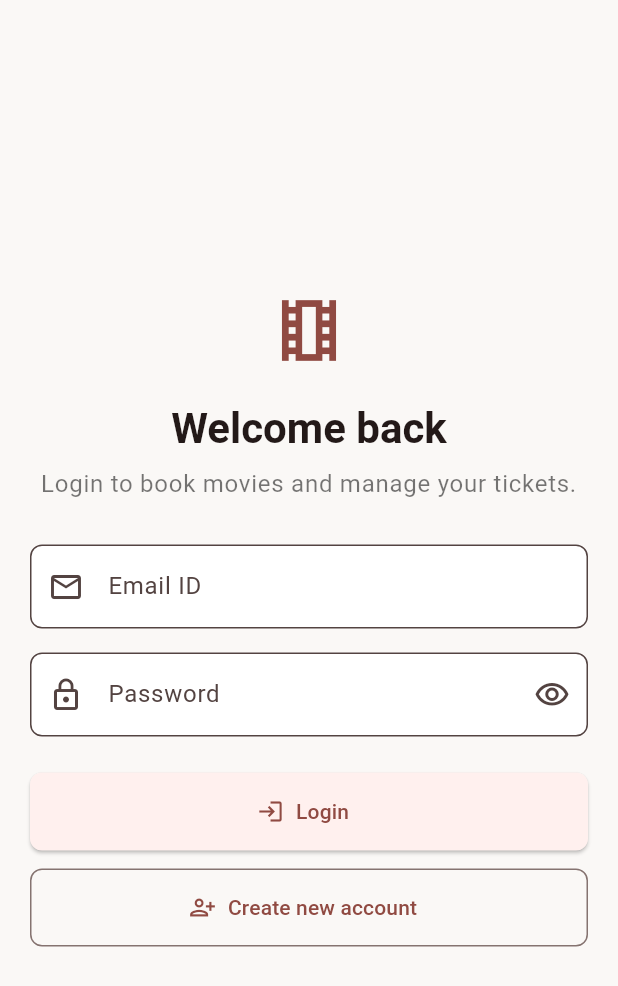
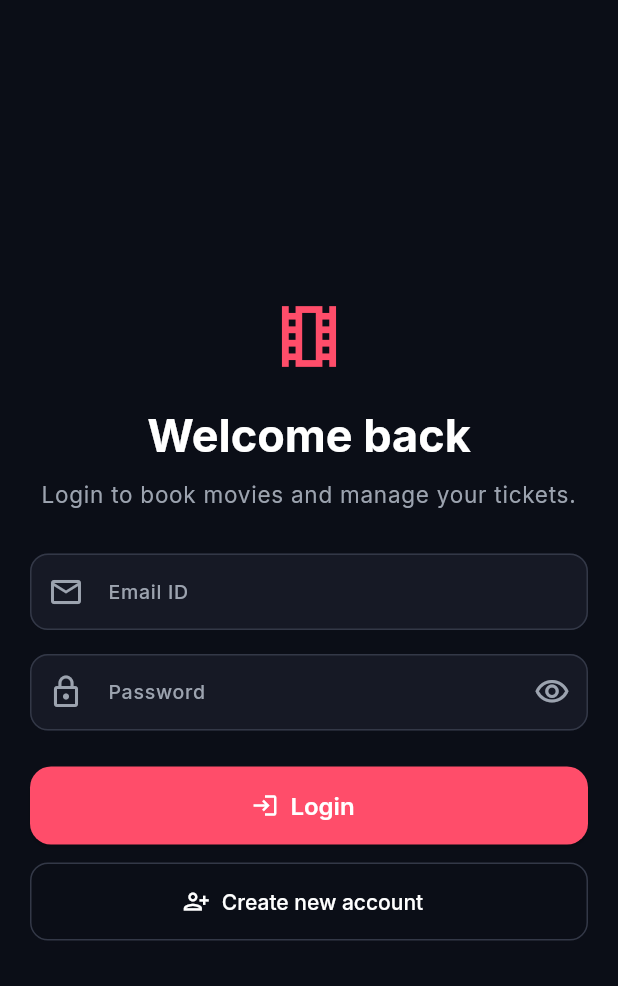
Before and after one commit to Varshanath/Smart-Movie-Booking-app, a Flutter app: the screen it shows after launch, on a phone screen of 412 x 824 dp. Shown: the top 986 px of the screen. Run offline on Flutter 3.47's test engine with Material 3 defaults, Android fonts, the phone set to English and light mode, and no system bars; our stand-ins replace google_fonts.

Commit message:
theme changed using figma template

```diff
--- a/frontend/flutter_app/lib/app/smart_movie_booking_app.dart
+++ b/frontend/flutter_app/lib/app/smart_movie_booking_app.dart
@@ -15,7 +15,7 @@ class SmartMovieBookingApp extends StatelessWidget {
     return MaterialApp(
       title: 'Smart Movie Booking',
       debugShowCheckedModeBanner: false,
-      theme: AppTheme.light,
+      theme: AppTheme.dark,
       initialRoute: AppRoutes.login,
       routes: {
         AppRoutes.login: (_) => const LoginPage(),
--- a/frontend/flutter_app/lib/shared/theme/app_theme.dart
+++ b/frontend/flutter_app/lib/shared/theme/app_theme.dart
@@ -1,36 +1,136 @@
 import 'package:flutter/material.dart';
+import 'package:google_fonts/google_fonts.dart';
 
 class AppTheme {
-  static ThemeData get light {
-    const seedColor = Color(0xFFB3261E);
+  static const background = Color(0xFF0B0E17);
+  static const surface = Color(0xFF161925);
+  static const border = Color(0xFF333847);
+  static const primary = Color(0xFFFF4D6A);
+  static const secondary = Color(0xFFFFC145);
+  static const success = Color(0xFF4ADE80);
+  static const mutedText = Color(0xFF9CA3AF);
+
+  static ThemeData get dark {
+    const colorScheme = ColorScheme.dark(
+      primary: primary,
+      onPrimary: Colors.white,
+      secondary: secondary,
+      onSecondary: Colors.black,
+      surface: surface,
+      onSurface: Colors.white,
+      onSurfaceVariant: mutedText,
+      outline: border,
+      error: Color(0xFFEF4444),
+      onError: Colors.white,
+    );
+
+    final textTheme = GoogleFonts.interTextTheme(ThemeData.dark().textTheme)
+        .copyWith(
+      headlineMedium: GoogleFonts.inter(
+        fontSize: 30,
+        fontWeight: FontWeight.w700,
+        color: Colors.white,
+      ),
+      titleLarge: GoogleFonts.inter(
+        fontSize: 26,
+        fontWeight: FontWeight.w700,
+        color: Colors.white,
+      ),
+      titleMedium: GoogleFonts.inter(
+        fontSize: 18,
+        fontWeight: FontWeight.w700,
+        color: Colors.white,
+      ),
+      bodyLarge: GoogleFonts.inter(
+        fontSize: 15,
+        fontWeight: FontWeight.w400,
+        color: Colors.white,
+      ),
+      bodyMedium: GoogleFonts.inter(
+        fontSize: 14,
+        fontWeight: FontWeight.w400,
+        color: Colors.white,
+      ),
+    );
 
     return ThemeData(
-      colorScheme: ColorScheme.fromSeed(
-        seedColor: seedColor,
-        brightness: Brightness.light,
+      colorScheme: colorScheme,
+      useMaterial3: true,
+      brightness: Brightness.dark,
+      scaffoldBackgroundColor: background,
+      textTheme: textTheme,
+      dividerColor: border,
+      appBarTheme: const AppBarTheme(
+        backgroundColor: background,
+        foregroundColor: Colors.white,
+        elevation: 0,
       ),
-      useMaterial3: true,
-      scaffoldBackgroundColor: const Color(0xFFFAF8F6),
+      dialogTheme: const DialogThemeData(backgroundColor: surface),
       inputDecorationTheme: InputDecorationTheme(
+        filled: true,
+        fillColor: surface,
+        labelStyle: GoogleFonts.inter(
+          fontSize: 13,
+          fontWeight: FontWeight.w500,
+          color: mutedText,
+        ),
+        hintStyle: GoogleFonts.inter(
+          fontSize: 15,
+          fontWeight: FontWeight.w400,
+          color: mutedText,
+        ),
+        contentPadding: const EdgeInsets.symmetric(horizontal: 16, vertical: 14),
         border: OutlineInputBorder(
-          borderRadius: BorderRadius.circular(8),
+          borderRadius: BorderRadius.circular(12),
+          borderSide: const BorderSide(color: border),
         ),
-        filled: true,
-        fillColor: Colors.white,
+        enabledBorder: OutlineInputBorder(
+          borderRadius: BorderRadius.circular(12),
+          borderSide: const BorderSide(color: border),
+        ),
+        focusedBorder: OutlineInputBorder(
+          borderRadius: BorderRadius.circular(12),
+          borderSide: const BorderSide(color: primary, width: 1.5),
+        ),
+        errorBorder: OutlineInputBorder(
+          borderRadius: BorderRadius.circular(12),
+          borderSide: const BorderSide(color: Color(0xFFEF4444)),
+        ),
       ),
       elevatedButtonTheme: ElevatedButtonThemeData(
         style: ElevatedButton.styleFrom(
+          backgroundColor: primary,
+          foregroundColor: Colors.white,
           minimumSize: const Size.fromHeight(52),
+          textStyle: GoogleFonts.inter(
+            fontSize: 16,
+            fontWeight: FontWeight.w600,
+          ),
           shape: RoundedRectangleBorder(
-            borderRadius: BorderRadius.circular(8),
+            borderRadius: BorderRadius.circular(14),
           ),
         ),
       ),
       outlinedButtonTheme: OutlinedButtonThemeData(
         style: OutlinedButton.styleFrom(
+          foregroundColor: Colors.white,
+          side: const BorderSide(color: border),
           minimumSize: const Size.fromHeight(52),
+          textStyle: GoogleFonts.inter(
+            fontSize: 14,
+            fontWeight: FontWeight.w500,
+          ),
           shape: RoundedRectangleBorder(
-            borderRadius: BorderRadius.circular(8),
+            borderRadius: BorderRadius.circular(12),
+          ),
+        ),
+      ),
+      textButtonTheme: TextButtonThemeData(
+        style: TextButton.styleFrom(
+          foregroundColor: secondary,
+          textStyle: GoogleFonts.inter(
+            fontSize: 13,
+            fontWeight: FontWeight.w500,
           ),
         ),
       ),
--- a/frontend/flutter_app/lib/shared/widgets/auth_page_shell.dart
+++ b/frontend/flutter_app/lib/shared/widgets/auth_page_shell.dart
@@ -42,7 +42,7 @@ class AuthPageShell extends StatelessWidget {
                     subtitle,
                     textAlign: TextAlign.center,
                     style: Theme.of(context).textTheme.bodyLarge?.copyWith(
-                          color: Colors.black54,
+                          color: Theme.of(context).colorScheme.onSurfaceVariant,
                         ),
                   ),
                   const SizedBox(height: 28),
--- a/frontend/flutter_app/pubspec.yaml
+++ b/frontend/flutter_app/pubspec.yaml
@@ -9,6 +9,7 @@ environment:
 dependencies:
   flutter:
     sdk: flutter
+  google_fonts: ^6.2.1
 
 dev_dependencies:
   flutter_test:
```
Also changed, not shown: frontend/flutter_app/lib/features/booking/seat_selection_page.dart (+23 -25 lines), frontend/flutter_app/lib/features/bookings/my_bookings_page.dart (+10 -7 lines), frontend/flutter_app/lib/features/movies/movie_detail_page.dart (+8 -6 lines), frontend/flutter_app/lib/features/movies/movie_list_page.dart (+9 -6 lines).
